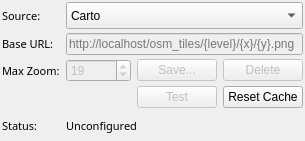
Old version of the form tile_map/src/tile_map_config.ui in the repository swri-robotics/mapviz.
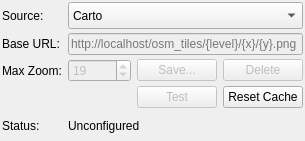
New version of the form.

What changed in the file:
```diff
--- a/tile_map/src/tile_map_config.ui
+++ b/tile_map/src/tile_map_config.ui
@@ -25,12 +25,6 @@
    </property>
    <item row="3" column="0">
     <widget class="QLabel" name="url_label">
-     <property name="font">
-      <font>
-       <family>Sans Serif</family>
-       <pointsize>8</pointsize>
-      </font>
-     </property>
      <property name="text">
       <string>Base URL:</string>
      </property>
@@ -38,12 +32,6 @@
    </item>
    <item row="2" column="0">
     <widget class="QLabel" name="label">
-     <property name="font">
-      <font>
-       <family>Sans Serif</family>
-       <pointsize>8</pointsize>
-      </font>
-     </property>
      <property name="text">
       <string>Source:</string>
      </property>
@@ -51,12 +39,6 @@
    </item>
    <item row="7" column="1" colspan="3">
     <widget class="QLabel" name="status">
-     <property name="font">
-      <font>
-       <family>Sans Serif</family>
-       <pointsize>8</pointsize>
-      </font>
-     </property>
      <property name="styleSheet">
       <string notr="true"/>
      </property>
@@ -70,12 +52,6 @@
    </item>
    <item row="4" column="0">
     <widget class="QLabel" name="label_6">
-     <property name="font">
-      <font>
-       <family>Sans Serif</family>
-       <pointsize>8</pointsize>
-      </font>
-     </property>
      <property name="text">
       <string>Max Zoom:</string>
      </property>
@@ -216,12 +192,6 @@
    </item>
    <item row="7" column="0">
     <widget class="QLabel" name="label_2">
-     <property name="font">
-      <font>
-       <family>Sans Serif</family>
-       <pointsize>8</pointsize>
-      </font>
-     </property>
      <property name="text">
       <string>Status:</string>
      </property>
```
